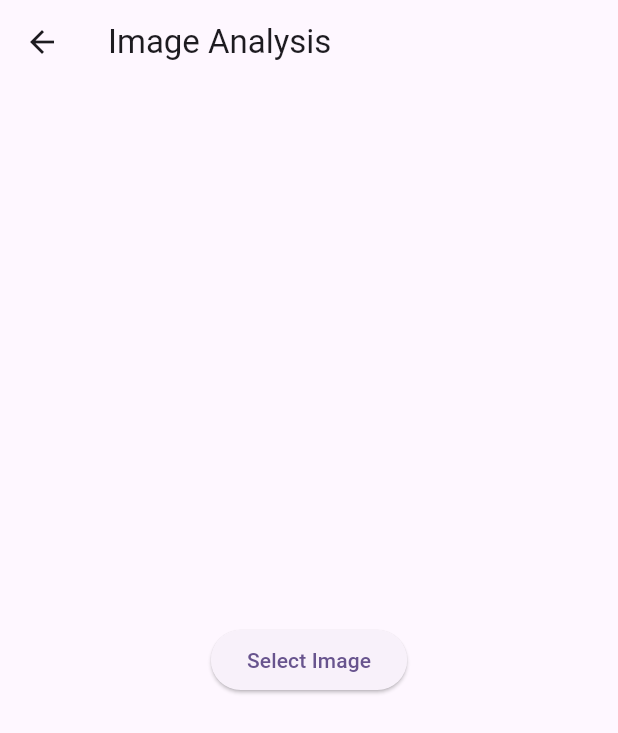
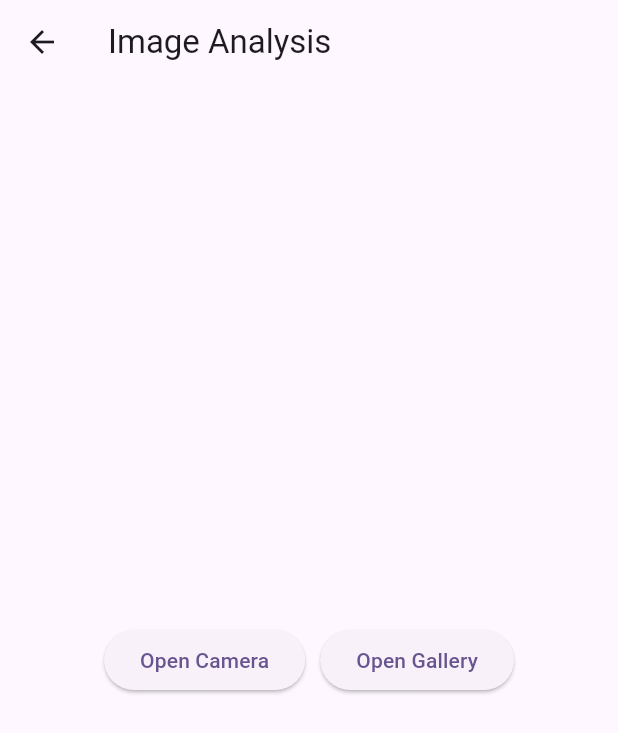
Before and after one commit to marianagg0412/ImplementationMLLM, a Flutter app: the ImagesPage screen opened directly, on a phone screen of 412 x 824 dp. Shown: the top 733 px of the screen. Run offline on Flutter 3.47's test engine with Material 3 defaults, Android fonts, the phone set to English and light mode, and no system bars; our stand-ins replace image_picker.

Commit message:
camara y galeria funcionan

```diff
--- a/lib/image_service.dart
+++ b/lib/image_service.dart
@@ -5,7 +5,7 @@ import 'package:http_parser/http_parser.dart';
 
 class ImageService {
   Future<List<Map<String, dynamic>>?> analyzeImage(Uint8List imageData, String fileName) async {
-    var uri = Uri.parse('http://172.20.10.11:5000/api/model-2');
+    var uri = Uri.parse('http://192.168.0.183:5000/api/model-2');
     var request = http.MultipartRequest('POST', uri);
     request.files.add(http.MultipartFile.fromBytes(
       'file',
--- a/lib/images.dart
+++ b/lib/images.dart
@@ -18,9 +18,9 @@ class _ImagesPageState extends State<ImagesPage> {
   final ImageService _imageService = ImageService();
   List<Map<String, dynamic>>? _analysisResults;
 
-  Future<void> _pickImage() async {
+  Future<void> _pickImage(ImageSource source) async {
     final XFile? pickedFile = await _picker.pickImage(
-      source: await _getPreferredImageSource(), // Determine preferred source dynamically
+      source: source,
     );
 
     if (pickedFile != null) {
@@ -41,14 +41,6 @@ class _ImagesPageState extends State<ImagesPage> {
     }
   }
 
-  Future<ImageSource> _getPreferredImageSource() async { //Modify so it truly works
-    if (kIsWeb) {
-      return ImageSource.camera;
-    } else {
-      return ImageSource.camera;
-    }
-  }
-
   @override
   Widget build(BuildContext context) {
     return Scaffold(
@@ -61,10 +53,29 @@ class _ImagesPageState extends State<ImagesPage> {
           children: [
             if (_imageData != null)
               Image.memory(_imageData!, width: 100, height: 100),
-            ElevatedButton(
-              onPressed: _pickImage,
-              child: const Text('Select Image'),
-            ),
+            if (!kIsWeb) ...[
+              // Only show buttons on mobile platforms
+              Row(
+                mainAxisAlignment: MainAxisAlignment.center,
+                children: [
+                  ElevatedButton(
+                    onPressed: () => _pickImage(ImageSource.camera),
+                    child: const Text('Open Camera'),
+                  ),
+                  const SizedBox(width: 10),
+                  ElevatedButton(
+                    onPressed: () => _pickImage(ImageSource.gallery),
+                    child: const Text('Open Gallery'),
+                  ),
+                ],
+              ),
+            ] else ...[
+              // Only show gallery button on web
+              ElevatedButton(
+                onPressed: () => _pickImage(ImageSource.gallery),
+                child: const Text('Open Gallery'),
+              ),
+            ],
             if (_analysisResults != null)
               ..._analysisResults!.map((result) => Text('${result['label']}: ${(result['score'] * 100).toStringAsFixed(2)}%')),
           ],
--- a/lib/sentiment_service.dart
+++ b/lib/sentiment_service.dart
@@ -6,7 +6,6 @@ class SentimentService {
   List<Map<String, dynamic>> firstUntilPercentage(List<dynamic> nestedList, double targetPercentage) {
     double currentPercentage = 0.0;
     List<Map<String, dynamic>> resultList = [];
-
     for (var element in nestedList) {
       Map<String, dynamic> elementMap = element as Map<String, dynamic>;
       double contribution = elementMap['score'];
@@ -25,7 +24,7 @@ class SentimentService {
 
 
   Future<List<Map<String, dynamic>>> querySentiment(String text) async {
-    var url = Uri.parse('http://172.20.10.11:5000/api/model-1'); //change url
+    var url = Uri.parse('http://192.168.0.183:5000/api/model-1'); //change url
     var response = await http.post(url,
         body: jsonEncode({'inputs': text}), // Encode the body as JSON
         headers: {'Content-Type': 'application/json'});
```
